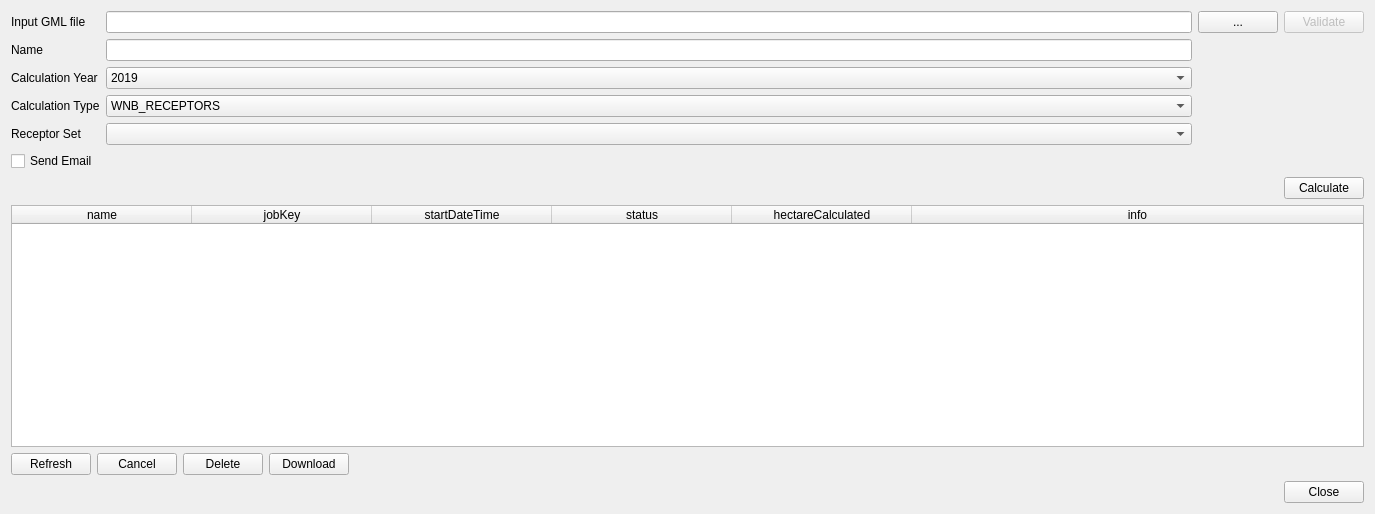
Qt form ImaerPlugin/connect_jobs_dlg.ui (opengeogroep/AERIUS-QGIS-plugins) before a commit.
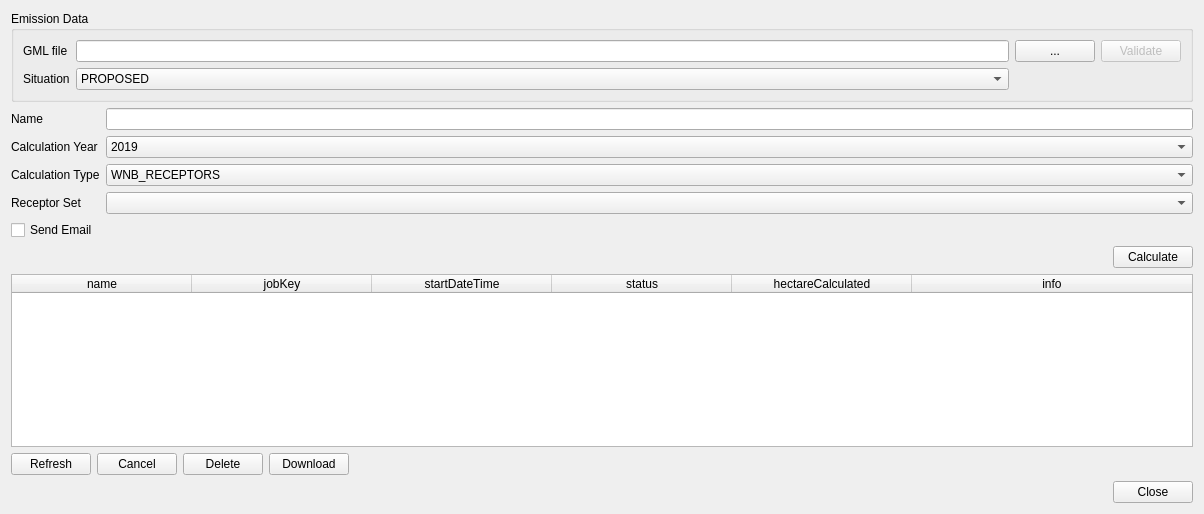
The same form after that commit.

Commit message: Calculation Situation option in GUI

```diff
--- a/ImaerPlugin/connect_jobs_dlg.ui
+++ b/ImaerPlugin/connect_jobs_dlg.ui
@@ -6,7 +6,7 @@
    <rect>
     <x>0</x>
     <y>0</y>
-    <width>1375</width>
+    <width>1204</width>
     <height>514</height>
    </rect>
   </property>
@@ -14,50 +14,102 @@
    <string>Calculation Jobs</string>
   </property>
   <layout class="QVBoxLayout" name="verticalLayout">
+   <item>
+    <widget class="QGroupBox" name="groupBox">
+     <property name="title">
+      <string>Emission Data</string>
+     </property>
+     <layout class="QGridLayout" name="gridLayout_2">
+      <item row="1" column="4">
+       <widget class="QPushButton" name="button_validate">
+        <property name="enabled">
+         <bool>false</bool>
+        </property>
+        <property name="text">
+         <string>Validate</string>
+        </property>
+       </widget>
+      </item>
+      <item row="2" column="0">
+       <widget class="QLabel" name="label_situation">
+        <property name="text">
+         <string>Situation</string>
+        </property>
+       </widget>
+      </item>
+      <item row="1" column="2">
+       <widget class="QLineEdit" name="edit_gml_input">
+        <property name="text">
+         <string/>
+        </property>
+       </widget>
+      </item>
+      <item row="1" column="3">
+       <widget class="QPushButton" name="button_gml_input_browse">
+        <property name="maximumSize">
+         <size>
+          <width>100</width>
+          <height>16777215</height>
+         </size>
+        </property>
+        <property name="text">
+         <string>...</string>
+        </property>
+       </widget>
+      </item>
+      <item row="1" column="0">
+       <widget class="QLabel" name="label_gml_input">
+        <property name="text">
+         <string>GML file</string>
+        </property>
+       </widget>
+      </item>
+      <item row="2" column="2">
+       <widget class="QComboBox" name="combo_situation">
+        <item>
+         <property name="text">
+          <string>PROPOSED</string>
+         </property>
+        </item>
+        <item>
+         <property name="text">
+          <string>REFERENCE</string>
+         </property>
+        </item>
+        <item>
+         <property name="text">
+          <string>TEMPORARY</string>
+         </property>
+        </item>
+       </widget>
+      </item>
+     </layout>
+    </widget>
+   </item>
    <item>
     <layout class="QGridLayout" name="gridLayout">
-     <item row="5" column="0">
+     <item row="6" column="0">
       <widget class="QLabel" name="label_receptor_set">
        <property name="text">
         <string>Receptor Set</string>
        </property>
       </widget>
      </item>
-     <item row="5" column="2">
-      <widget class="QComboBox" name="combo_receptor_set"/>
-     </item>
-     <item row="0" column="2">
-      <widget class="QLineEdit" name="edit_gml_input">
-       <property name="text">
-        <string/>
-       </property>
-      </widget>
-     </item>
-     <item row="2" column="0">
+     <item row="3" column="0">
       <widget class="QLabel" name="label">
        <property name="text">
         <string>Calculation Year</string>
        </property>
       </widget>
      </item>
-     <item row="1" column="2">
-      <widget class="QLineEdit" name="edit_name"/>
-     </item>
-     <item row="0" column="0">
-      <widget class="QLabel" name="label_gml_input">
-       <property name="text">
-        <string>Input GML file</string>
-       </property>
-      </widget>
-     </item>
-     <item row="3" column="0">
+     <item row="4" column="0">
       <widget class="QLabel" name="label_calc_type">
        <property name="text">
         <string>Calculation Type</string>
        </property>
       </widget>
      </item>
-     <item row="3" column="2">
+     <item row="4" column="2">
       <widget class="QComboBox" name="combo_calc_type">
        <item>
         <property name="text">
@@ -71,24 +123,14 @@
        </item>
       </widget>
      </item>
-     <item row="0" column="4">
-      <widget class="QPushButton" name="button_validate">
-       <property name="enabled">
-        <bool>false</bool>
-       </property>
-       <property name="text">
-        <string>Validate</string>
-       </property>
-      </widget>
-     </item>
-     <item row="1" column="0">
+     <item row="2" column="0">
       <widget class="QLabel" name="label_name">
        <property name="text">
         <string>Name</string>
        </property>
       </widget>
      </item>
-     <item row="2" column="2">
+     <item row="3" column="2">
       <widget class="QComboBox" name="combo_year">
        <item>
         <property name="text">
@@ -177,20 +219,7 @@
        </item>
       </widget>
      </item>
-     <item row="0" column="3">
-      <widget class="QPushButton" name="button_gml_input_browse">
-       <property name="maximumSize">
-        <size>
-         <width>100</width>
-         <height>16777215</height>
-        </size>
-       </property>
-       <property name="text">
-        <string>...</string>
-       </property>
-      </widget>
-     </item>
-     <item row="6" column="0">
+     <item row="7" column="0">
       <widget class="QCheckBox" name="checkBox_send_email">
        <property name="toolTip">
         <string>Send email when calculation is ready</string>
@@ -200,6 +229,12 @@
        </property>
       </widget>
      </item>
+     <item row="2" column="2">
+      <widget class="QLineEdit" name="edit_name"/>
+     </item>
+     <item row="6" column="2">
+      <widget class="QComboBox" name="combo_receptor_set"/>
+     </item>
     </layout>
    </item>
    <item>
```
The commit also changes 2 other files.
